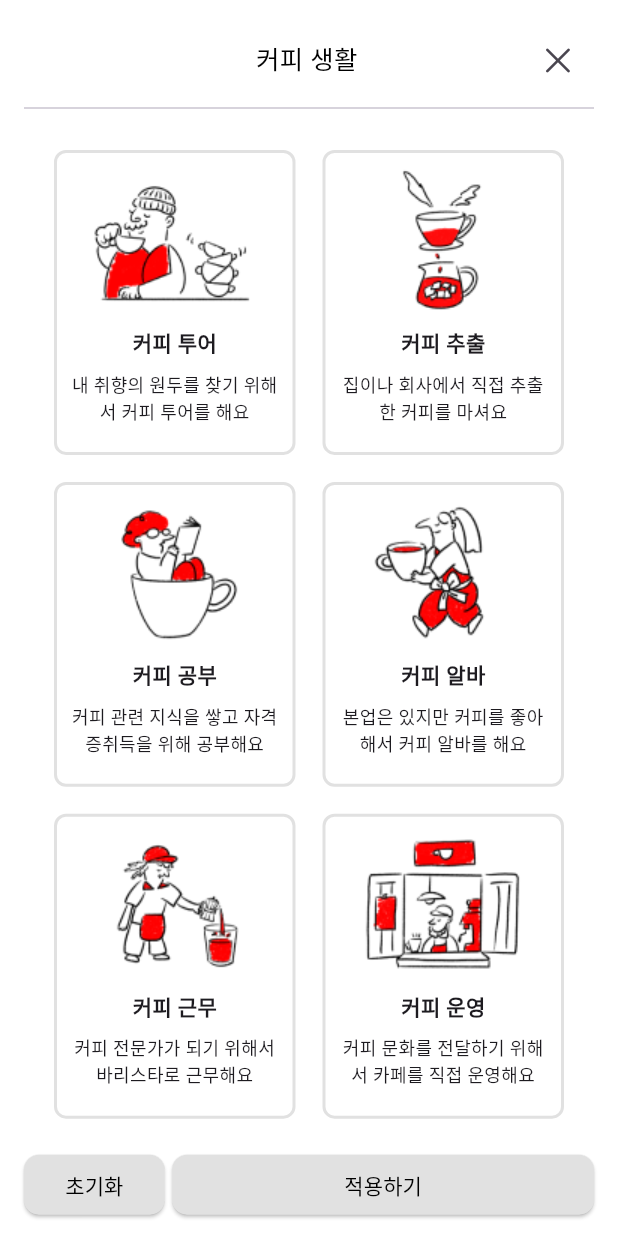
After one commit to Team-BrewBuds/FE_REPO, a Flutter app: the ProfileEditScreen screen opened by its route, after a tap on "정보 설정", on a phone screen of 412 x 824 dp. The commit adds this screen. Run offline on Flutter 3.47's test engine with Material 3 defaults, Android fonts, the phone set to English and light mode, and no system bars; our stand-ins replace carousel_slider, dio, firebase_core, flutter_dotenv, flutter_native_splash, flutter_secure_storage and 9 more; missing offline and left inert: debounce_throttle, flutter_naver_login, kakao_flutter_sdk, kakao_flutter_sdk_user; accounts and stored records are empty; generated files the repository leaves out were written again; network calls fail; Roboto replaces fonts that are missing (Pretendard); project files that could hold a hidden picture were left out.

Commit message:
profile_ui: setting & edit_profile _v1

```diff
--- a/lib/di/router.dart
+++ b/lib/di/router.dart
@@ -21,10 +21,13 @@ import 'package:brew_buds/home/tasting_record/home_tasting_record_presenter.dart
 import 'package:brew_buds/home/tasting_record/home_tasting_record_view.dart';
 import 'package:brew_buds/main/main_view.dart';
 import 'package:brew_buds/profile/profile_screen.dart';
+import 'package:brew_buds/profile/views/setting_screen.dart';
 import 'package:flutter/material.dart';
 import 'package:animations/animations.dart';
 import 'package:go_router/go_router.dart';
 import 'package:provider/provider.dart';
+
+import '../profile/views/profile_edit_screen.dart';
 
 const String initialPath = '/login';
 
@@ -180,5 +183,14 @@ final router = GoRouter(
         child: const PopularPostsView(),
       ),
     ),
+    GoRoute(
+      path: '/setting',
+      builder: (context, state) => const SettingScreen()
+      ),
+    GoRoute(
+        path: '/profile_edit',
+        builder: (context, state) => const ProfileEditScreen()
+    ),
+
   ],
 );
--- /dev/null
+++ b/lib/profile/views/profile_edit_screen.dart
@@ -0,0 +1,345 @@
+import 'dart:convert';
+
+import 'package:brew_buds/common/color_styles.dart';
+import 'package:flutter/cupertino.dart';
+import 'package:flutter/material.dart';
+
+import '../../common/text_styles.dart';
+import '../../features/signup/models/signup_lists.dart';
+
+
+class ProfileEditScreen extends StatefulWidget {
+  const ProfileEditScreen({super.key});
+
+  @override
+  State<ProfileEditScreen> createState() => _ProfileEditScreenState();
+}
+
+
+
+class _ProfileEditScreenState extends State<ProfileEditScreen> {
+
+  final SignUpLists lists = SignUpLists();
+
+  List<bool> selectedItems = List.generate(6, (_) => false);
+  List<String> selectedChoices = [];
+
+  String _imagePath = '';
+
+  Future<void> _pickProfileImage() async {
+   // final ImagePicker picker = ImagePicker();
+  }
+
+  @override
+  Widget build(BuildContext context) {
+    return Scaffold(
+      appBar: AppBar(
+        title: Padding(
+          padding: const EdgeInsets.only(left: 65.0), // 제목 왼쪽 여백 추가
+          child: Text('프로필 편집'),
+        ),
+        actions: [
+          TextButton(
+              onPressed: () {},
+              child: Text(
+                '저장',
+                style: TextStyle(color: ColorStyles.red, fontSize: 20),
+              )),
+          SizedBox(width: 16),
+        ],
+      ),
+      body: Container(
+        child: Padding(
+          padding: EdgeInsets.symmetric(horizontal: 20.0),
+          child: Column(
+            crossAxisAlignment: CrossAxisAlignment.start,
+            children: [
+              const SizedBox(height: 20),
+              Center(
+                child: Stack(
+                  alignment: Alignment.bottomRight,
+                  children: [
+                    ClipRRect(
+                      borderRadius: BorderRadius.circular(50.0),
+                      child: Image.asset('assets/images/maker.png',width: 100.0,height: 100.0,
+                        fit: BoxFit.cover,
+                      ), // child: Image.
+                    ), GestureDetector(
+                      // onTap: _pickImage, // 카메라 클릭 시 이미지 선택
+                      child: Container(
+                        decoration: BoxDecoration(
+                          color: Colors.grey, // 아이콘 배경 색상
+                          shape: BoxShape.circle,
+                        ),
+                        padding: EdgeInsets.all(8.0), // 아이콘 여백
+                        child: Icon(
+                          Icons.camera_alt, // 카메라 아이콘
+                          color: Colors.black, // 아이콘 색상
+                        ),
+                      ),
+                    ),
+                  ],
+                ),
+              ),
+              const SizedBox(height: 20),
+              const Text('닉네임', style: TextStyles.title03SemiBold),
+              const SizedBox(height: 5,),
+              TextFormField(
+                  cursorColor: ColorStyles.gray40,
+                decoration: _TextFormFieldStyles.getInputDecoration(
+                )
+              ),
+              const SizedBox(height: 10,),
+              const Text('닉네임은 14일 동안 최대 2번까지 변경할 수 있어요', style: TextStyle(
+                fontSize: 13, color: ColorStyles.gray50
+              ),),
+              const SizedBox(height: 20,),
+              Row(
+                mainAxisAlignment: MainAxisAlignment.spaceBetween,
+                children: [
+                  const Text('소개', style: TextStyles.title03SemiBold),
+                ],
+              ),
+
+              const SizedBox(height: 5,),
+
+                SizedBox(
+                  height: 100,
+                  child: TextFormField(
+                     cursorColor: ColorStyles.gray40,
+                      decoration: _TextFormFieldStyles.getInputDecoration(
+                        hintText: '버디님을 자유롭게 소개해 주세요.',
+                      ),
+                    maxLength: 150,
+                    maxLines: 5,
+                  ),
+                ),
+
+              const SizedBox(height: 20,),
+              const Text('링크', style: TextStyles.title03SemiBold),
+              const SizedBox(height: 5,),
+              TextFormField(
+                  cursorColor: ColorStyles.gray40,
+                  decoration: _TextFormFieldStyles.getInputDecoration(
+                    hintText: 'URL을 입력해 주세요.'
+                  )
+              ),
+              const SizedBox(height: 20,),
+              const Text('커피 생활', style: TextStyles.title03SemiBold),
+              const SizedBox(height: 5,),
+              Row(
+                mainAxisAlignment: MainAxisAlignment.spaceAround,
+                children: [
+
+                  Expanded(
+                    flex: 2,
+                    child: TextFormField(
+                        cursorColor: ColorStyles.gray40,
+                        decoration: _TextFormFieldStyles.getInputDecoration(
+                          hintText: '커피 생활을 어떻게 즐기는지 알려주세요.'
+                        )
+                    ),
+                  ),
+                  SizedBox(width: 8,),
+                  Container(
+                    height: 55.0,
+                    child: Expanded(
+                        flex: 1,
+                        child: ElevatedButton(onPressed: (){
+                          showModalBottomSheet(
+                              context: context,
+                              isScrollControlled: true,
+                              backgroundColor: Colors.transparent,
+                              builder: (context){
+                                return SingleChildScrollView(
+                                  child: Container(
+                                    color: Colors.white,
+                                    padding: EdgeInsets.all(16),
+                                    // height: 750,
+                                    width: double.infinity,
+                                    child: Column(
+                                      crossAxisAlignment: CrossAxisAlignment.center,
+                                      children: [
+                                        Row(
+                                          mainAxisAlignment: MainAxisAlignment.spaceBetween,
+                                          children: [
+                                            SizedBox(width: 45,),
+                                            Expanded(
+                                              child: Center(
+                                                child: Text(
+                                                  '커피 생활',
+                                                  style: TextStyle(color: ColorStyles.black, fontSize: 17),
+                                                ),
+                                              ),
+                                            ),
+                                           IconButton(onPressed: (){
+                                             Navigator.pop(context);
+                                           }, icon: const Icon(CupertinoIcons.xmark))
+                                          ]
+                                        ),
+                                        const Divider(),
+
+
+
+                                        GridView.builder(
+                                          shrinkWrap: true,
+                                          physics: NeverScrollableScrollPhysics(),
+                                          padding: EdgeInsets.all(16),
+                                          itemCount: lists.enjoyItems.length,
+                                          gridDelegate: SliverGridDelegateWithFixedCrossAxisCount(
+                                            crossAxisCount: 2,
+                                            childAspectRatio: 0.8,
+                                            crossAxisSpacing: 10,
+                                            mainAxisSpacing: 10,
+                                          ),
+                                          itemBuilder: (context, index) {
+                                            return GestureDetector(
+                                              onTap: () {
+                                                setState(() {
+                                                  selectedItems[index] = !selectedItems[index];
+                                                  // 선택된 아이템을 업데이트
+                                                  if (selectedItems[index]) {
+                                                    selectedChoices.add(lists.enjoyItems[index]['choice']!);
+                                                  } else {
+                                                    selectedChoices.remove(lists.enjoyItems[index]['choice']!);
+                                                  }
+
+                                                  print(selectedChoices);
+                                                });
+                                              },
+                                              child: Card(
+                                                elevation: 0,
+                                                shape: RoundedRectangleBorder(
+                                                  borderRadius: BorderRadius.circular(8),
+                                                  side: BorderSide(
+                                                    color: selectedItems[index] ? Colors.red : ColorStyles.gray30,
+                                                    width: 2,
+                                                  ),
+                                                ),
+                                                color: selectedItems[index] ? Color(0xFFFFF7F5) : Colors.white,
+                                                child: Column(
+                                                  mainAxisAlignment: MainAxisAlignment.center,
+                                                  children: [
+                                                    Image.asset("assets/images/${lists.enjoyItems[index]['png']}.png"),
+                                                    SizedBox(height: 10),
+                                                    Text(
+                                                      lists.enjoyItems[index]['title']!,
+                                                      style: TextStyle(fontWeight: FontWeight.bold),
+                                                    ),
+                                                    Padding(
+                                                      padding: const EdgeInsets.all(8.0),
+                                                      child: Text(
+                                                        lists.enjoyItems[index]['description']!,
+                                                        textAlign: TextAlign.center,
+                                                        style: TextStyle(fontSize: 12),
+                                                      ),
+                                                    ),
+                                                  ],
+                                                ),
+                                              ),
+                                            );
+                                          },
+                                        ),
+                                        SizedBox(
+                                          child: Row(
+                                            children: [
+                                              Expanded(
+                                                flex: 1,
+                                                  child: ElevatedButton(onPressed: (){
+
+                                                  }, child: Text('초기화'),
+
+                                                  style: ElevatedButton.styleFrom(
+                                                    backgroundColor: ColorStyles.gray30,
+                                                    foregroundColor: ColorStyles.black,
+                                                    shape: RoundedRectangleBorder(
+                                                      borderRadius: BorderRadius.circular(10.0), // 둥근 모서리
+                                                    ),
+                                                  ))),
+                                              SizedBox(width: 5,),
+                                              Expanded(
+                                                  flex: 3,
+                                                  child: ElevatedButton(onPressed: (){
+
+                                                  }, child: Text('적용하기'),
+                                                      style: ElevatedButton.styleFrom(
+                                                          backgroundColor: selectedChoices.length > 0  ? ColorStyles.gray20 : ColorStyles.gray30 ,
+                                                          foregroundColor: ColorStyles.black,
+                                                        shape: RoundedRectangleBorder(
+                                                          borderRadius: BorderRadius.circular(10.0)
+                                                        )
+
+
+
+
+                                                  ))),
+                                            ],
+                                          ),
+                                        )
+                                      ],
+                                    ),
+                                  ),
+                                );
+                              });
+                        },
+                            style: ElevatedButton.styleFrom(
+                              elevation: 0,
+                              side: BorderSide(
+                                color: ColorStyles.gray30,
+                              ),
+                              shape: RoundedRectangleBorder(
+                                borderRadius: BorderRadius.circular(10.0), // 둥근 모서리
+                              ),
+                              backgroundColor: ColorStyles.gray30,
+                              foregroundColor: ColorStyles.black,
+                            ),
+                            child: Text('정보 설정', style: TextStyles.title02SemiBold,))),
+                  )
+                ],
+              ),
+
+              const SizedBox(height: 10,),
+              const Text('간단한 정보 설정으로 내 커피 생활을 알릴 수 있어요.', style: TextStyle(
+                  fontSize: 13, color: ColorStyles.gray50
+              ),),
+            ],
+          ),
+        ),
+      ),
+    );
+  }
+
+
+}
+
+class _TextFormFieldStyles {
+
+  static InputDecoration getInputDecoration({
+    EdgeInsets ?  padding,
+    String ? hintText
+
+  }) {
+    return InputDecoration(
+      hintText: hintText,
+      hintStyle: TextStyle(
+        color: ColorStyles.gray40,
+        fontSize: 13
+      ),
+      contentPadding: padding,
+      border: OutlineInputBorder(
+        borderSide: BorderSide(// 테두리 색상
+          width: 2.0, // 테두리 두께
+        ),
+      ),
+      focusedBorder: OutlineInputBorder(
+        borderSide: BorderSide(
+          color: Colors.grey, // 포커스 시 테두리 색상
+          width: 2.0,
+        ),
+      ),
+
+    );
+  }
+
+
+}
--- a/pubspec.yaml
+++ b/pubspec.yaml
@@ -13,7 +13,7 @@ dependencies:
     sdk: flutter
 
   cupertino_icons: ^1.0.6
-  firebase_core: ^3.4.0
+  firebase_core: 3.4.0
   provider: ^6.1.2
   go_router: ^14.2.7
   dio: ^5.7.0
@@ -36,6 +36,7 @@ dependencies:
   velocity_x: ^4.2.1
   get: ^4.6.6
   flutter_native_splash:
+  image_picker: ^1.1.2
 
 flutter_native_splash:
   color: "#42a5f5"
```
Also changed, not shown: lib/profile/profile_screen.dart (+7 -1 lines), lib/profile/views/setting_screen.dart (added, +164 -0 lines), 1 other file.
